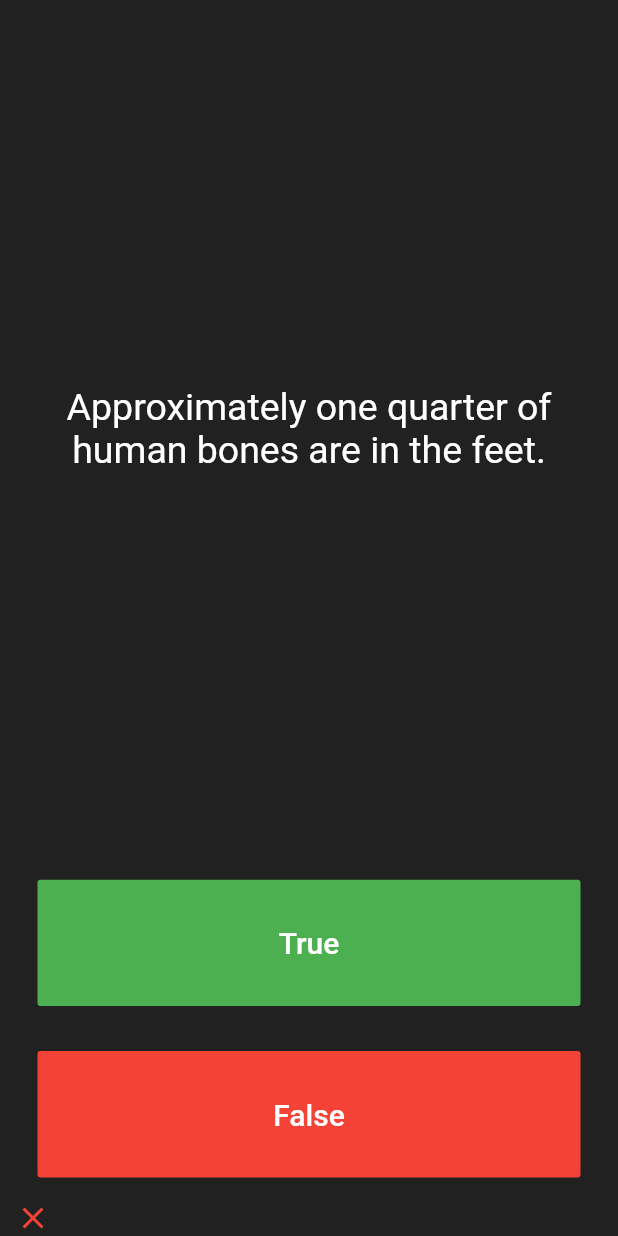
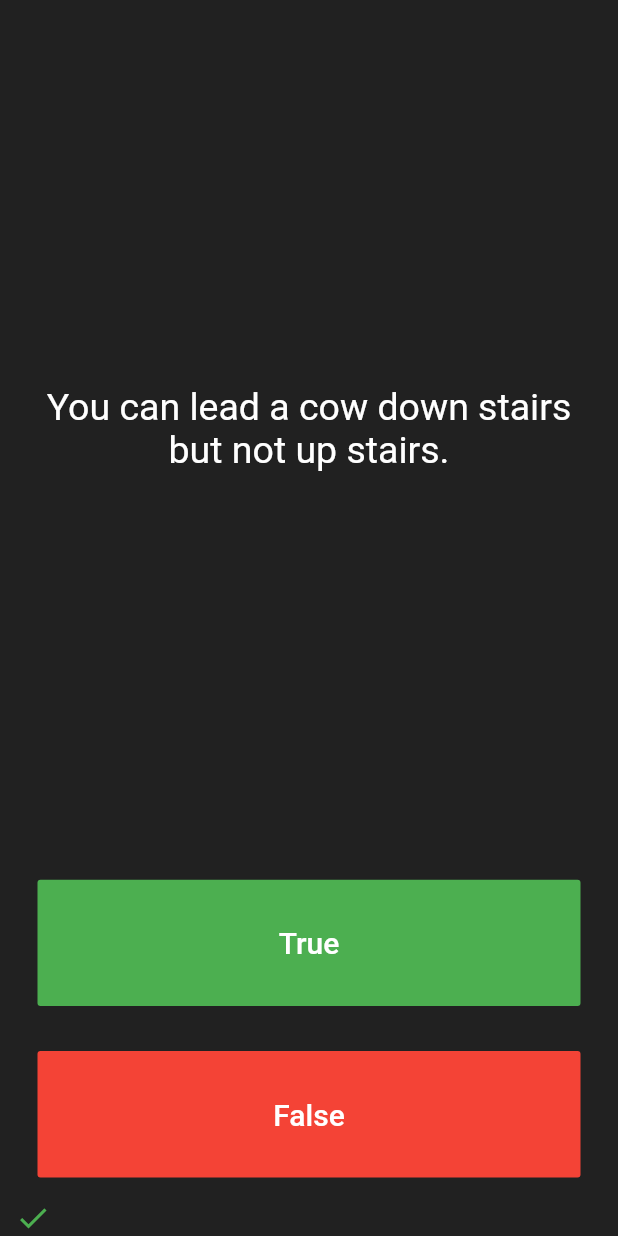
Before and after one commit to sandaruwan98/Quizzeler-flutter, a Flutter app: the screen it shows after launch, after a tap on "True", on a phone screen of 412 x 824 dp. Run offline on Flutter 3.47's test engine with Material 2 defaults, Android fonts, the phone set to English and light mode, and no system bars.

```diff
--- a/lib/main.dart
+++ b/lib/main.dart
@@ -1,4 +1,5 @@
 import 'package:flutter/material.dart';
+import 'quizbrain.dart';
 
 void main() => runApp(Quizzler());
 
@@ -27,13 +28,9 @@ class QuizPage extends StatefulWidget {
 class _QuizPageState extends State<QuizPage> {
   List<Icon> scorekeeper = [];
 
-  List<String> questions = [
-    'You can lead a cow down stairs but not up stairs.',
-    'Approximately one quarter of human bones are in the feet.',
-    'A slug\'s blood is green.'
-  ];
   int currentQ = 0;
-  List<bool> answers = [false, true, true];
+
+  QuizBrain quizBrain = QuizBrain();
 
   @override
   Widget build(BuildContext context) {
@@ -47,7 +44,7 @@ class _QuizPageState extends State<QuizPage> {
             padding: EdgeInsets.all(10.0),
             child: Center(
               child: Text(
-                questions[currentQ],
+                quizBrain.questionBnak[currentQ].questionTxt,
                 textAlign: TextAlign.center,
                 style: TextStyle(
                   fontSize: 25.0,
@@ -71,8 +68,8 @@ class _QuizPageState extends State<QuizPage> {
                 ),
               ),
               onPressed: () {
-                if (currentQ < questions.length - 1) {
-                  bool correctanswer = answers[currentQ];
+                if (currentQ < quizBrain.questionBnak.length) {
+                  bool correctanswer = quizBrain.questionBnak[currentQ].answer;
                   if (correctanswer == true) {
                     scorekeeper.add(Icon(
                       Icons.check,
--- /dev/null
+++ b/lib/question.dart
@@ -0,0 +1,9 @@
+class Question {
+  String questionTxt;
+  bool answer;
+
+  Question(String q, bool a) {
+    questionTxt = q;
+    answer = a;
+  }
+}
--- /dev/null
+++ b/lib/quizbrain.dart
@@ -0,0 +1,31 @@
+import 'question.dart';
+
+class QuizBrain {
+  List<Question> questionBnak = [
+    Question('Some cats are actually allergic to humans', true),
+    Question('You can lead a cow down stairs but not up stairs.', false),
+    Question('Approximately one quarter of human bones are in the feet.', true),
+    Question('A slug\'s blood is green.', true),
+    Question('Buzz Aldrin\'s mother\'s maiden name was \"Moon\".', true),
+    Question('It is illegal to pee in the Ocean in Portugal.', true),
+    Question(
+        'No piece of square dry paper can be folded in half more than 7 times.',
+        false),
+    Question(
+        'In London, UK, if you happen to die in the House of Parliament, you are technically entitled to a state funeral, because the building is considered too sacred a place.',
+        true),
+    Question(
+        'The loudest sound produced by any animal is 188 decibels. That animal is the African Elephant.',
+        false),
+    Question(
+        'The total surface area of two human lungs is approximately 70 square metres.',
+        true),
+    Question('Google was originally called \"Backrub\".', true),
+    Question(
+        'Chocolate affects a dog\'s heart and nervous system; a few ounces are enough to kill a small dog.',
+        true),
+    Question(
+        'In West Virginia, USA, if you accidentally hit an animal with your car, you are free to take it home to eat.',
+        true),
+  ];
+}
```
